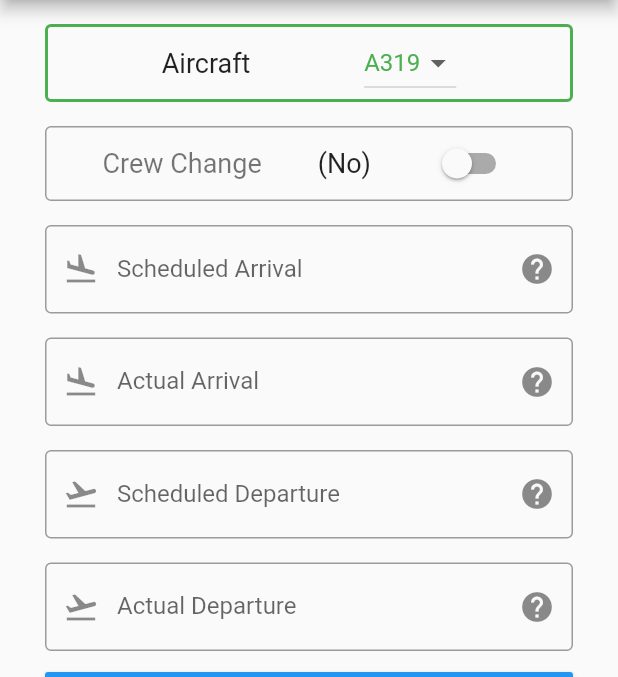
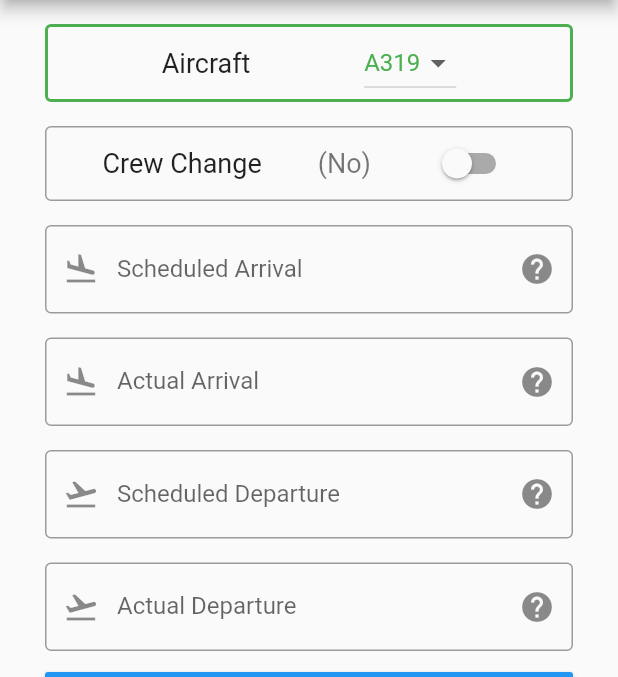
Before and after one commit to ejnarvala/delaycalc, a Flutter app: the screen it shows after launch, on a phone screen of 412 x 824 dp, the part 84-761 px from its top. Run offline on Flutter 3.47's test engine with Material 2 defaults, Android fonts, the phone set to English and light mode, and no system bars.

Commit message:
fix crew change color

```diff
--- a/lib/main.dart
+++ b/lib/main.dart
@@ -122,8 +122,8 @@ class _DelayCalculatorHomeState extends State<DelayCalculatorHome> {
                 child: Row(
                   mainAxisAlignment: MainAxisAlignment.spaceEvenly,
                   children: [
-                    Text("Crew Change", style: TextStyle(fontSize: 18, color: (crewChange ? Colors.blue : Colors.black54))),
-                    Text(crewChange ? "(Yes)" : "(No)", style: TextStyle(fontSize: 18)),
+                    Text("Crew Change", style: TextStyle(fontSize: 18)),
+                    Text(crewChange ? "(Yes)" : "(No)", style: TextStyle(fontSize: 18, color: (crewChange ? Colors.blue : Colors.black54))),
                     Switch(
                       value: crewChange,
                       onChanged: (newVal) => setState(() => crewChange = newVal),
```
